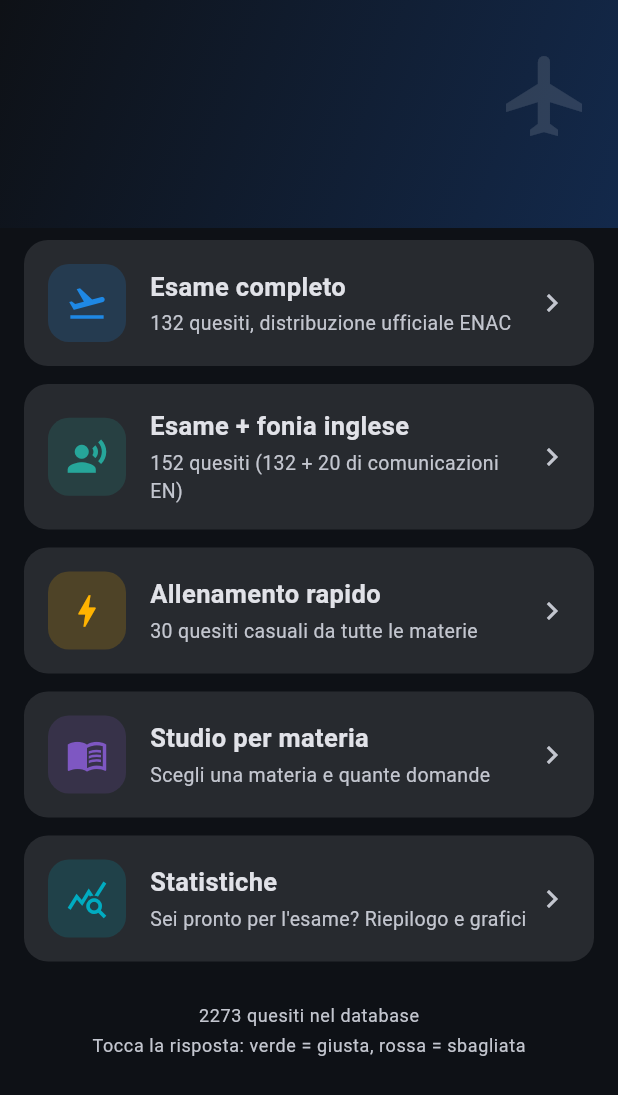
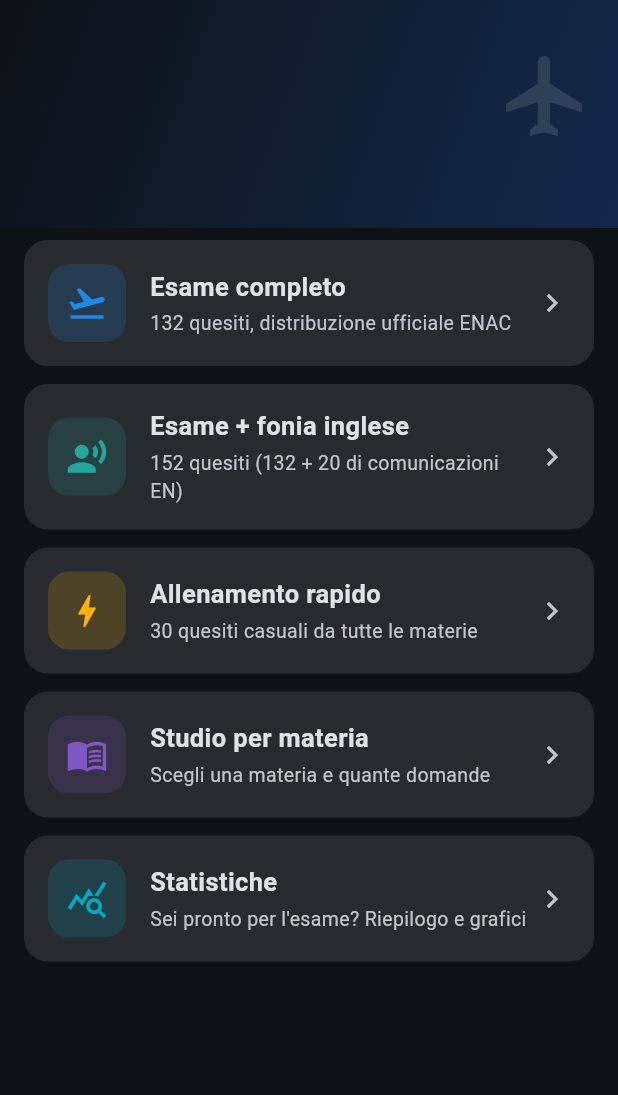
Before and after one commit to rdagmr98/ppl, a Flutter app: the screen it shows after launch, on a phone screen of 412 x 824 dp. Shown: the top 1095 px of the screen. Run offline on Flutter 3.47's test engine with Material 3 defaults, Android fonts, the light colour scheme and no system bars; our stand-ins replace fl_chart, shared_preferences.

Commit message:
fix: rimosso conteggio quesiti e suggerimento tocco dalla home

```diff
--- a/lib/main.dart
+++ b/lib/main.dart
@@ -130,22 +130,6 @@ class _HomeScreenState extends State<HomeScreen> {
                 subtitle: 'Sei pronto per l\'esame? Riepilogo e grafici',
                 onTap: () => Navigator.of(context).push(
                   MaterialPageRoute(builder: (_) => const StatsScreen()),
-                ),
-              ),
-              const SizedBox(height: 16),
-              Center(
-                child: Text(
-                  '${db.total} quesiti nel database',
-                  style: theme.textTheme.bodySmall
-                      ?.copyWith(color: theme.colorScheme.onSurfaceVariant),
-                ),
-              ),
-              const SizedBox(height: 4),
-              Center(
-                child: Text(
-                  'Tocca la risposta: verde = giusta, rossa = sbagliata',
-                  style: theme.textTheme.bodySmall
-                      ?.copyWith(color: theme.colorScheme.onSurfaceVariant),
                 ),
               ),
             ]),
```
